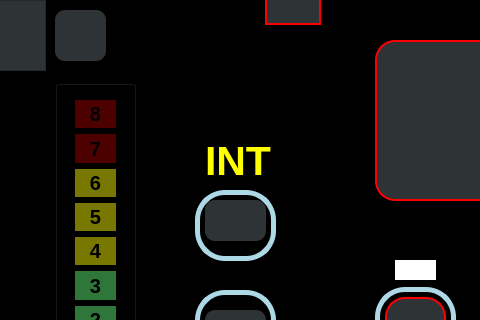
Qt form Oasis/mainwindow.ui (AmnElDawla/OasisPro) before a commit; both pictures show x 385 to 865 and y 130 to 450 of the 1428 by 579 pixel window.
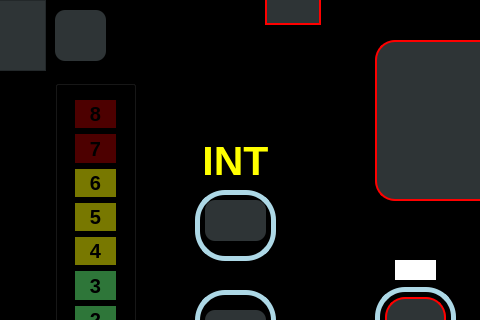
The same form after that commit. Icons and pictures are not drawn.

```diff
--- a/Oasis/mainwindow.ui
+++ b/Oasis/mainwindow.ui
@@ -506,7 +506,7 @@
     <widget class="QLabel" name="intensityLogo">
      <property name="geometry">
       <rect>
-       <x>590</x>
+       <x>580</x>
        <y>260</y>
        <width>81</width>
        <height>41</height>
@@ -519,6 +519,9 @@
        <bold>true</bold>
       </font>
      </property>
+     <property name="layoutDirection">
+      <enum>Qt::LeftToRight</enum>
+     </property>
      <property name="styleSheet">
       <string notr="true">#intensityLogo{
 background-color: transparent;
@@ -530,6 +533,9 @@
      <property name="text">
       <string>INT</string>
      </property>
+     <property name="alignment">
+      <set>Qt::AlignCenter</set>
+     </property>
     </widget>
     <widget class="QLabel" name="mindAlive">
      <property name="geometry">
```
